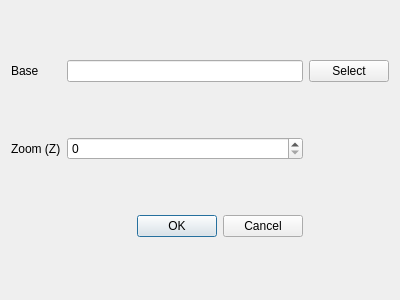
The window that UI/tiledialog.ui (hubertqtraf/QtOSMTraffic) describes before a commit, drawn with Qt 5.
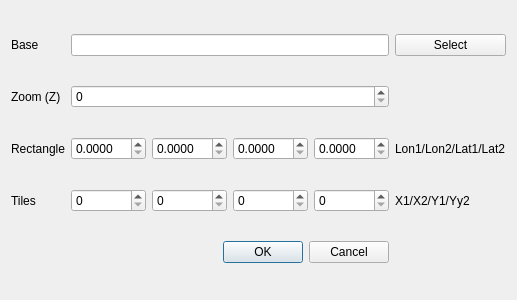
The same window after the commit.

Commit message: add rectangle fields to the tile dialog

Diff of the .ui file:
```diff
--- a/UI/tiledialog.ui
+++ b/UI/tiledialog.ui
@@ -6,7 +6,7 @@
    <rect>
     <x>0</x>
     <y>0</y>
-    <width>400</width>
+    <width>517</width>
     <height>300</height>
    </rect>
   </property>
@@ -14,22 +14,47 @@
    <string>Tiles</string>
   </property>
   <layout class="QGridLayout" name="gridLayout">
+   <item row="0" column="3">
+    <widget class="QLineEdit" name="BaseDir"/>
+   </item>
+   <item row="0" column="1">
+    <widget class="QLabel" name="label_2">
+     <property name="text">
+      <string>Base</string>
+     </property>
+    </widget>
+   </item>
    <item row="2" column="3">
-    <widget class="QDialogButtonBox" name="buttonBox">
-     <property name="orientation">
-      <enum>Qt::Orientation::Horizontal</enum>
-     </property>
-     <property name="standardButtons">
-      <set>QDialogButtonBox::StandardButton::Cancel|QDialogButtonBox::StandardButton::Ok</set>
-     </property>
-    </widget>
-   </item>
-   <item row="1" column="1">
-    <widget class="QLabel" name="label">
-     <property name="text">
-      <string>Zoom (Z)</string>
-     </property>
-    </widget>
+    <layout class="QHBoxLayout" name="horizontalLayout">
+     <item>
+      <widget class="QDoubleSpinBox" name="lon1">
+       <property name="decimals">
+        <number>4</number>
+       </property>
+      </widget>
+     </item>
+     <item>
+      <widget class="QDoubleSpinBox" name="lon2">
+       <property name="decimals">
+        <number>4</number>
+       </property>
+      </widget>
+     </item>
+     <item>
+      <widget class="QDoubleSpinBox" name="lat1">
+       <property name="decimals">
+        <number>4</number>
+       </property>
+      </widget>
+     </item>
+     <item>
+      <widget class="QDoubleSpinBox" name="lat2">
+       <property name="decimals">
+        <number>4</number>
+       </property>
+      </widget>
+     </item>
+    </layout>
    </item>
    <item row="1" column="3">
     <widget class="QSpinBox" name="levelValue">
@@ -38,8 +63,12 @@
      </property>
     </widget>
    </item>
-   <item row="0" column="3">
-    <widget class="QLineEdit" name="BaseDir"/>
+   <item row="1" column="1">
+    <widget class="QLabel" name="label">
+     <property name="text">
+      <string>Zoom (Z)</string>
+     </property>
+    </widget>
    </item>
    <item row="0" column="4">
     <widget class="QPushButton" name="BaseDirSelect">
@@ -48,10 +77,73 @@
      </property>
     </widget>
    </item>
-   <item row="0" column="1">
-    <widget class="QLabel" name="label_2">
+   <item row="4" column="3">
+    <widget class="QDialogButtonBox" name="buttonBox">
+     <property name="orientation">
+      <enum>Qt::Orientation::Horizontal</enum>
+     </property>
+     <property name="standardButtons">
+      <set>QDialogButtonBox::StandardButton::Cancel|QDialogButtonBox::StandardButton::Ok</set>
+     </property>
+    </widget>
+   </item>
+   <item row="3" column="3">
+    <layout class="QHBoxLayout" name="horizontalLayout_2">
+     <item>
+      <widget class="QSpinBox" name="x1">
+       <property name="maximum">
+        <number>1000000</number>
+       </property>
+      </widget>
+     </item>
+     <item>
+      <widget class="QSpinBox" name="x2">
+       <property name="maximum">
+        <number>1000000</number>
+       </property>
+      </widget>
+     </item>
+     <item>
+      <widget class="QSpinBox" name="y1">
+       <property name="maximum">
+        <number>1000000</number>
+       </property>
+      </widget>
+     </item>
+     <item>
+      <widget class="QSpinBox" name="y2">
+       <property name="maximum">
+        <number>1000000</number>
+       </property>
+      </widget>
+     </item>
+    </layout>
+   </item>
+   <item row="2" column="4">
+    <widget class="QLabel" name="label_3">
      <property name="text">
-      <string>Base</string>
+      <string>Lon1/Lon2/Lat1/Lat2</string>
+     </property>
+    </widget>
+   </item>
+   <item row="3" column="4">
+    <widget class="QLabel" name="label_4">
+     <property name="text">
+      <string>X1/X2/Y1/Yy2</string>
+     </property>
+    </widget>
+   </item>
+   <item row="2" column="1">
+    <widget class="QLabel" name="label_5">
+     <property name="text">
+      <string>Rectangle</string>
+     </property>
+    </widget>
+   </item>
+   <item row="3" column="1">
+    <widget class="QLabel" name="label_6">
+     <property name="text">
+      <string>Tiles</string>
      </property>
     </widget>
    </item>
```
The commit also changes 2 other files.
